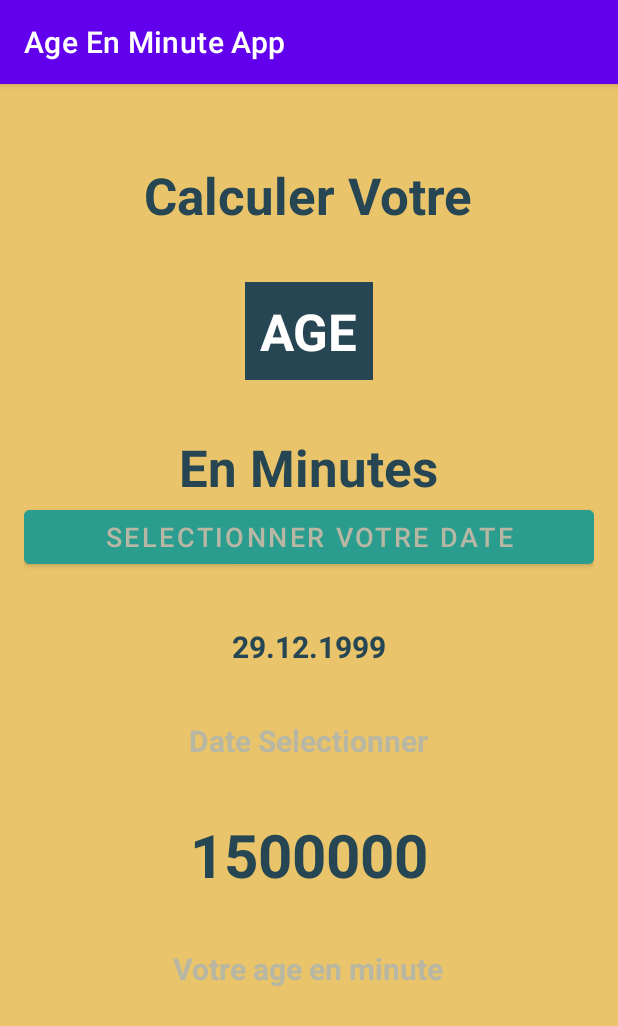
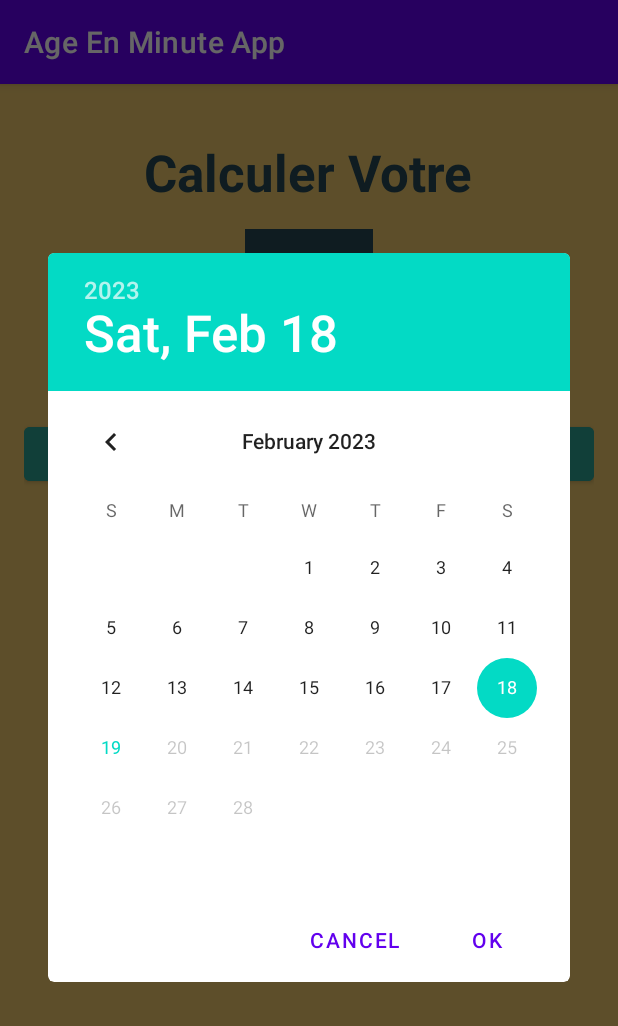
Before and after one commit to onanguo/AgeEnMinuteApp, an Android app: the screen it shows after launch (MainActivity), after a tap on "SELECTIONNER VOTRE DATE", on a phone screen of 412 x 824 dp. Shown: the top 1026 px of the screen. Run offline under Robolectric (Android 15) with nearby library versions, the phone set to English and light mode, and no system bars.

```diff
--- a/app/src/main/java/com/example/ageenminuteapp/MainActivity.kt
+++ b/app/src/main/java/com/example/ageenminuteapp/MainActivity.kt
@@ -1,18 +1,63 @@
 package com.example.ageenminuteapp
 
+import android.annotation.SuppressLint
+import android.app.DatePickerDialog
 import androidx.appcompat.app.AppCompatActivity
 import android.os.Bundle
 import android.widget.Button
+import android.widget.TextView
 import android.widget.Toast
+import java.text.SimpleDateFormat
+import java.util.*
 
 class MainActivity : AppCompatActivity() {
+    private var tvDateSelectionner: TextView?= null
+    private  var tvDateEnMinute: TextView? = null
+    @SuppressLint("MissingInflatedId")
     override fun onCreate(savedInstanceState: Bundle?) {
         super.onCreate(savedInstanceState)
         setContentView(R.layout.activity_main)
         val btnDatapicker = findViewById<Button>(R.id.btnDatapicker)
+            tvDateSelectionner = findViewById(R.id.tvDateSelectionner)
+            tvDateEnMinute = findViewById(R.id.tvDateEnMinute)
 
         btnDatapicker.setOnClickListener{
-            Toast.makeText(this,"Vous avez clicquer sur le bouton",Toast.LENGTH_SHORT).show()
+            Datepicker()
         }
     }
+
+    private fun Datepicker(){
+        val mycalendar = Calendar.getInstance()
+        val annee = mycalendar.get(Calendar.YEAR)
+        val mois = mycalendar.get(Calendar.MONTH)
+        val jour = mycalendar.get(Calendar.DAY_OF_MONTH)
+        val dpd = DatePickerDialog(this,
+           {_,anneeSelectionner,moisSelectionner,jourSelectionner ->
+
+                // Toast.makeText(this,"L'annee est $anneeSelectionner", Toast.LENGTH_SHORT).show()
+
+                val DateSelectionner= "$jourSelectionner/${moisSelectionner+1}/$anneeSelectionner"
+                tvDateSelectionner?.text = DateSelectionner
+
+                val sdf= SimpleDateFormat("dd/MM/yyyy", Locale.ENGLISH)
+                val ladate =sdf.parse(DateSelectionner)
+                ladate?.let {
+                    val laDateEnMinute= ladate.time/60000
+
+                    val dateActuelle= sdf.parse(sdf.format(System.currentTimeMillis()))
+                    dateActuelle?.let {
+                        val dateActuelleEnMinute= dateActuelle.time/60000
+
+                        val diffenceEnMinute= dateActuelleEnMinute - laDateEnMinute
+                        tvDateEnMinute?.text= diffenceEnMinute.toString()
+                    }
+                }
+            },
+            annee,
+            mois,
+            jour
+        )
+        dpd.datePicker.maxDate = System.currentTimeMillis() -86400000
+        dpd.show()
+    }
 }
--- a/app/src/main/res/layout/activity_main.xml
+++ b/app/src/main/res/layout/activity_main.xml
@@ -13,7 +13,7 @@
     <TextView
         android:layout_width="wrap_content"
         android:layout_height="wrap_content"
-        android:layout_marginTop="35dp"
+        android:layout_marginTop="20dp"
         android:text="Calculer Votre"
         android:textColor="@color/textblue"
         android:textSize="34sp"
@@ -22,7 +22,7 @@
     <TextView
         android:layout_width="wrap_content"
         android:layout_height="wrap_content"
-        android:layout_marginTop="35dp"
+        android:layout_marginTop="15dp"
         android:text="AGE"
         android:padding="10dp"
         android:textColor="@color/white"
@@ -33,7 +33,7 @@
     <TextView
         android:layout_width="wrap_content"
         android:layout_height="wrap_content"
-        android:layout_marginTop="35dp"
+        android:layout_marginTop="15dp"
         android:text="En Minutes"
         android:textColor="@color/textblue"
         android:textSize="34sp"
@@ -49,19 +49,20 @@
         android:textSize="18dp"
         android:backgroundTint="@color/btnbg"
         />
+
+    <TextView
+        android:id="@+id/tvDateSelectionner"
+        android:layout_width="wrap_content"
+        android:layout_height="wrap_content"
+        android:layout_marginTop="15dp"
+        tools:text="29.12.1999"
+        android:textColor="@color/textblue"
+        android:textSize="20sp"
+        android:textStyle="bold" />
     <TextView
         android:layout_width="wrap_content"
         android:layout_height="wrap_content"
-        android:layout_marginTop="35dp"
-        android:text="29.12.1999"
-        android:textColor="@color/textblue"
-        android:textSize="20sp"
-        android:textStyle="bold"
-        />
-    <TextView
-        android:layout_width="wrap_content"
-        android:layout_height="wrap_content"
-        android:layout_marginTop="35dp"
+        android:layout_marginTop="10dp"
         android:text="Date Selectionner"
         android:textColor="@color/lightgray"
         android:textSize="20sp"
@@ -69,18 +70,18 @@
         />
 
     <TextView
+        android:id="@+id/tvDateEnMinute"
         android:layout_width="wrap_content"
         android:layout_height="wrap_content"
-        android:layout_marginTop="35dp"
-        android:text="1500000"
+        android:layout_marginTop="15dp"
+        tools:text="1500000"
         android:textColor="@color/textblue"
         android:textSize="40sp"
-        android:textStyle="bold"
-        />
+        android:textStyle="bold" />
     <TextView
         android:layout_width="wrap_content"
         android:layout_height="wrap_content"
-        android:layout_marginTop="35dp"
+        android:layout_marginTop="10dp"
         android:text="Votre age en minute"
         android:textColor="@color/lightgray"
         android:textSize="20sp"
```
